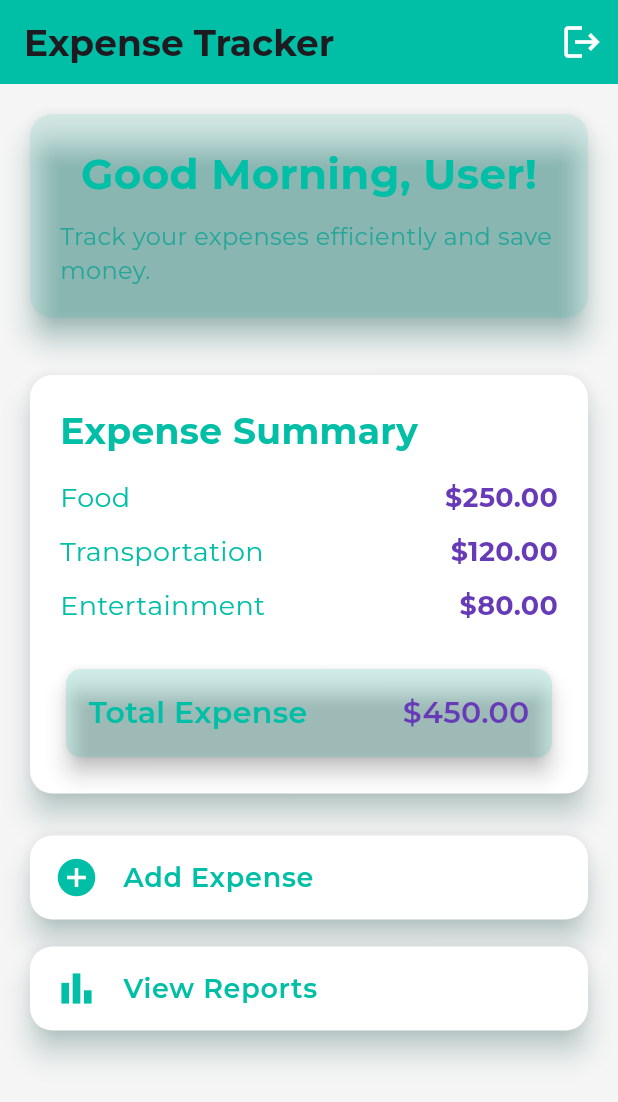
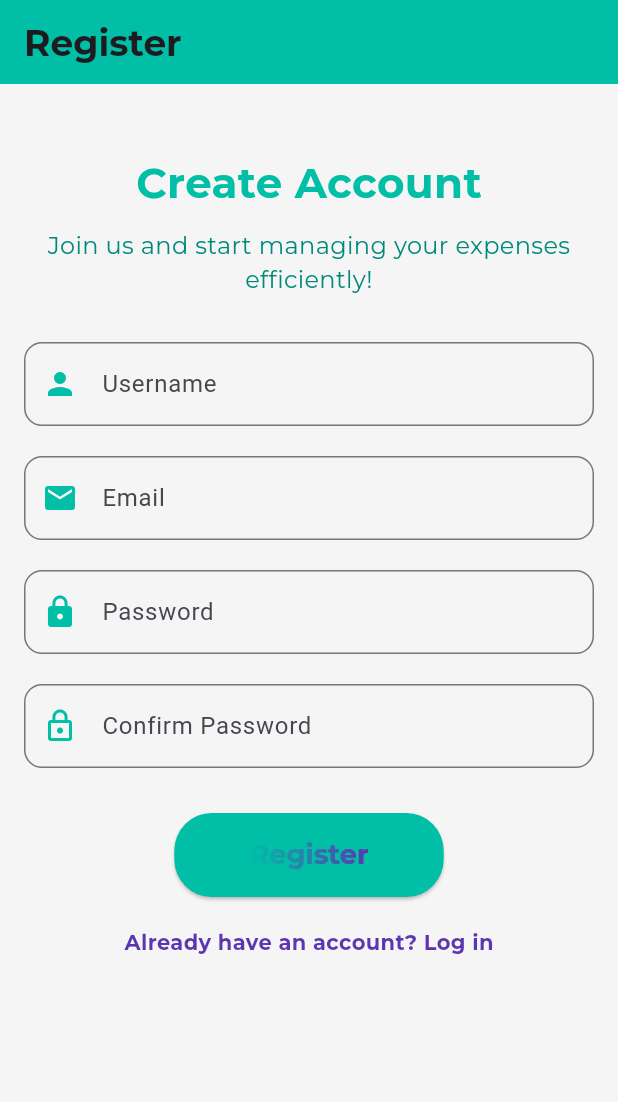
Before and after one commit to sahil28032005/flutter-bloc-application, a Flutter app: the screen it shows after launch, on a phone screen of 412 x 824 dp. Shown: the top 1102 px of the screen. Run offline on Flutter 3.47's test engine with Material 3 defaults, Android fonts, the phone set to English and light mode, and no system bars; our stand-ins replace flutter_bloc, google_fonts, sqflite; accounts and stored records are empty.

Commit message:
bloc exploring

```diff
--- a/lib/main.dart
+++ b/lib/main.dart
@@ -1,6 +1,7 @@
 import 'package:expence_tracker/blocs/auth/auth_bloc.dart';
 import 'package:expence_tracker/screens/auth_screen.dart';
 import 'package:expence_tracker/screens/dashboard.dart';
+import 'package:expence_tracker/screens/register_screen.dart';
 import 'package:flutter/material.dart';
 import 'package:flutter_bloc/flutter_bloc.dart';
 
@@ -20,10 +21,11 @@ class MyApp extends StatelessWidget {
           theme: ThemeData(
             primarySwatch: Colors.blue,
           ),
-          initialRoute: '/dashboard',
+          initialRoute: '/register',
           routes: {
             '/login': (context) => LoginScreen(),
             '/dashboard': (context) => DashboardScreen(),
+            '/register': (context) => RegisterScreen(),
           },
         ));
   }
--- /dev/null
+++ b/lib/screens/register_screen.dart
@@ -0,0 +1,178 @@
+import 'package:flutter/material.dart';
+import 'package:google_fonts/google_fonts.dart';
+
+class RegisterScreen extends StatelessWidget {
+  final TextEditingController usernameController = new TextEditingController();
+  final TextEditingController passwordController = new TextEditingController();
+  final TextEditingController emailController = new TextEditingController();
+  final TextEditingController confirmPasswordController =
+      new TextEditingController();
+
+  RegisterScreen({Key? key}) : super(key: key);
+
+  @override
+  Widget build(BuildContext context) {
+    return Scaffold(
+      backgroundColor:
+          Color(0xFFF5F5F5), // Soft light gray for a clean background
+      appBar: AppBar(
+          backgroundColor: Color(0xFF00BFA6), // Teal color for the AppBar
+          title: Text(
+            "Register",
+            style: GoogleFonts.montserrat(
+                fontSize: 24, fontWeight: FontWeight.bold),
+          )),
+      body: SingleChildScrollView(
+        child: Padding(
+            padding: const EdgeInsets.all(16.0),
+            child: Column(
+              crossAxisAlignment: CrossAxisAlignment.start,
+              children: [
+                SizedBox(height: 30),
+                _buildTitle(),
+                SizedBox(height: 30),
+                _buildTextField(
+                  context,
+                  controller: usernameController,
+                  label: "Username",
+                  hint: "Enter your username",
+                  icon: Icons.person,
+                ),
+                SizedBox(height: 20),
+                _buildTextField(
+                  context,
+                  controller: emailController,
+                  label: "Email",
+                  hint: "Enter your email",
+                  icon: Icons.email,
+                ),
+                SizedBox(height: 20),
+                _buildTextField(
+                  context,
+                  controller: passwordController,
+                  label: "Password",
+                  hint: "Enter your password",
+                  icon: Icons.lock,
+                  obscureText: true,
+                ),
+                SizedBox(height: 20),
+                _buildTextField(
+                  context,
+                  controller: confirmPasswordController,
+                  label: "Confirm Password",
+                  hint: "Confirm your password",
+                  icon: Icons.lock_outline,
+                  obscureText: true,
+                ),
+                SizedBox(height: 30),
+                _buildRegisterButton(context),
+                SizedBox(height: 20),
+                _buildAlreadyHaveAccount(context),
+              ],
+            )),
+      ),
+    );
+  }
+
+  Widget _buildTitle() {
+    return Center(
+      child: Column(
+        children: [
+          Text(
+            "Create Account",
+            style: GoogleFonts.montserrat(
+              fontSize: 28,
+              fontWeight: FontWeight.bold,
+              color: Color(0xFF00BFA6),
+            ),
+          ),
+          SizedBox(height: 10),
+          Text(
+            "Join us and start managing your expenses efficiently!",
+            textAlign: TextAlign.center,
+            style: GoogleFonts.montserrat(
+              fontSize: 16,
+              color: Colors.teal.shade600,
+            ),
+          ),
+        ],
+      ),
+    );
+  }
+
+  Widget _buildTextField(
+    BuildContext context, {
+    required TextEditingController controller,
+    required String label,
+    required String hint,
+    required IconData icon,
+    bool obscureText = false,
+  }) {
+    return TextField(
+      controller: controller,
+      obscureText: obscureText,
+      decoration: InputDecoration(
+        labelText: label,
+        hintText: hint,
+        prefixIcon: Icon(icon, color: Color(0xFF00BFA6)),
+        border: OutlineInputBorder(
+          borderRadius: BorderRadius.circular(12),
+          borderSide: BorderSide(color: Color(0xFF00BFA6)),
+        ),
+        focusedBorder: OutlineInputBorder(
+          borderRadius: BorderRadius.circular(12),
+          borderSide: BorderSide(color: Color(0xFF00BFA6), width: 2),
+        ),
+      ),
+      style: GoogleFonts.montserrat(fontSize: 16),
+    );
+  }
+
+  Widget _buildRegisterButton(BuildContext context) {
+    return Center(
+      child: ElevatedButton(
+        onPressed: () {
+          // Handle registration logic
+        },
+        style: ElevatedButton.styleFrom(
+          padding: EdgeInsets.symmetric(vertical: 15, horizontal: 50),
+          backgroundColor: Color(0xFF00BFA6),
+          shape: RoundedRectangleBorder(
+            borderRadius: BorderRadius.circular(25),
+          ),
+        ),
+        child: ShaderMask(
+          shaderCallback: (bounds) => LinearGradient(
+            colors: [Color(0xFF00BFA6), Color(0xFF5E35B1)],
+          ).createShader(Rect.fromLTWH(0.0, 0.0, bounds.width, bounds.height)),
+          child: Text(
+            "Register",
+            style: GoogleFonts.montserrat(
+              fontSize: 18,
+              fontWeight: FontWeight.bold,
+              color: Colors.white,
+            ),
+          ),
+        ),
+      ),
+    );
+  }
+
+  Widget _buildAlreadyHaveAccount(BuildContext context) {
+    return Center(
+      child: GestureDetector(
+        onTap: () {
+          Navigator.pushReplacementNamed(context, '/login');
+        },
+        child: Text(
+          "Already have an account? Log in",
+          style: GoogleFonts.montserrat(
+            fontSize: 14,
+            fontWeight: FontWeight.bold,
+            color: Color(0xFF5E35B1),
+          ),
+        ),
+      ),
+    );
+  }
+}
```
